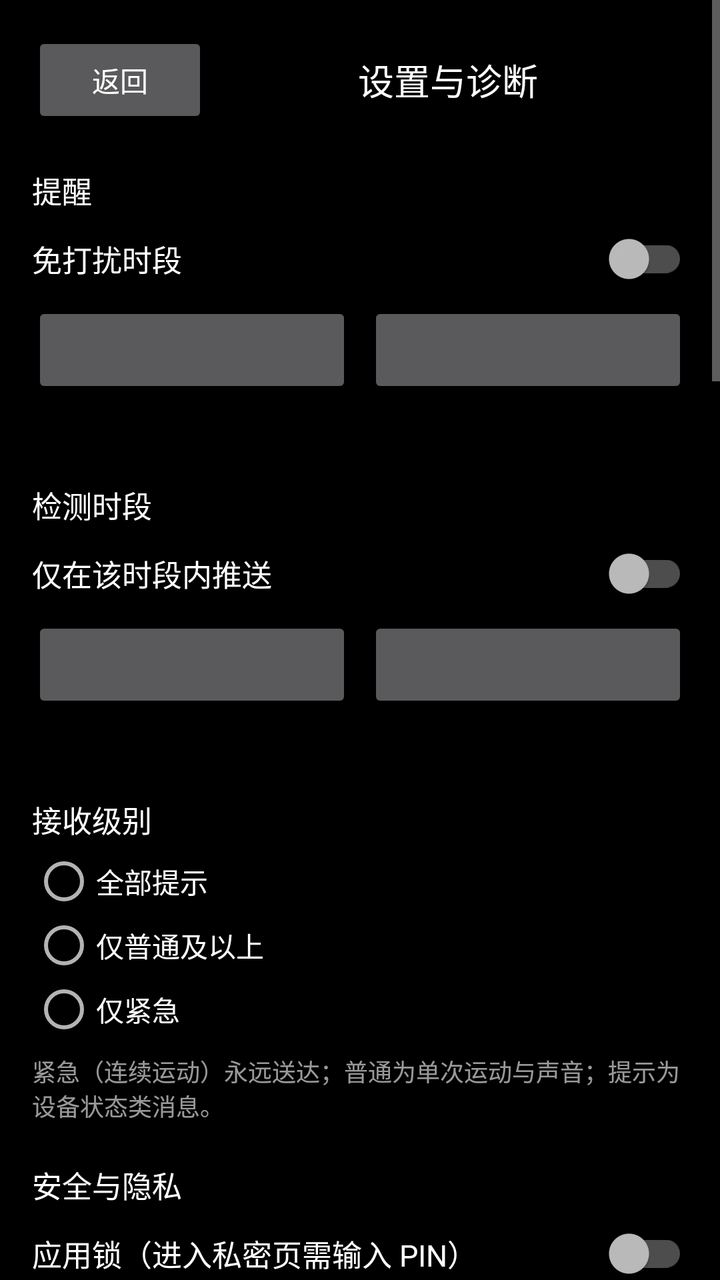
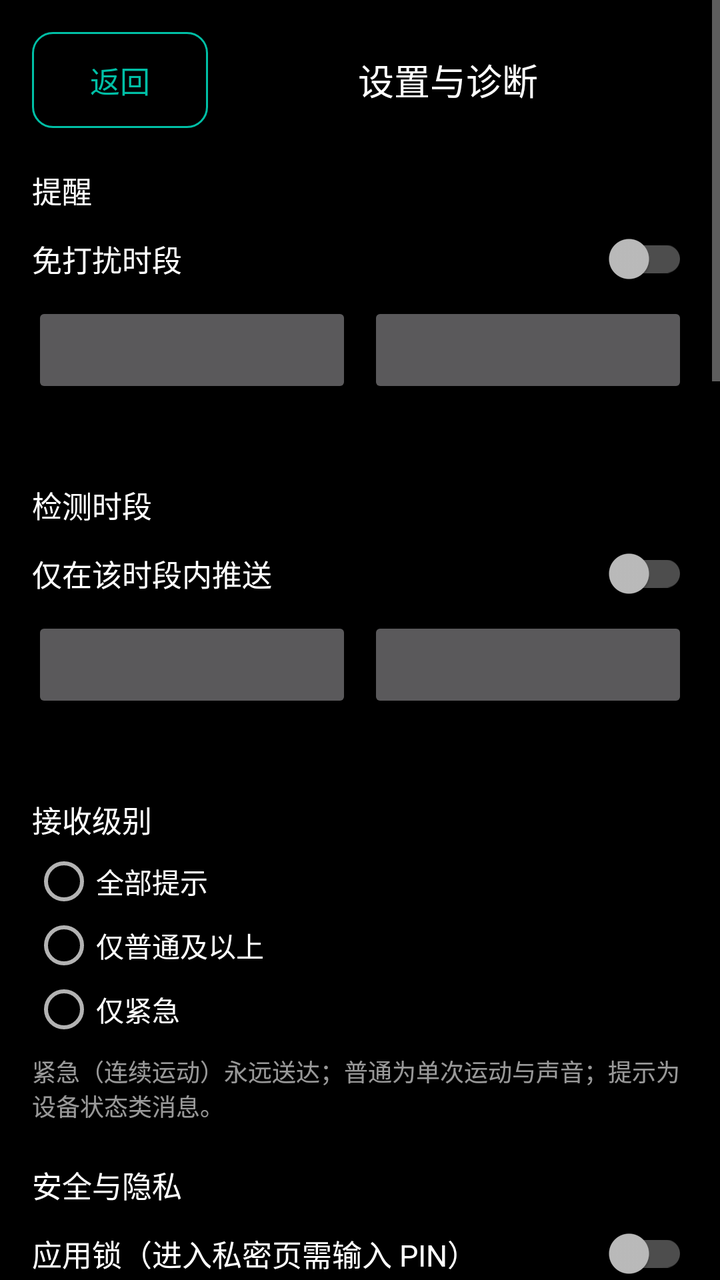

Compare the two renders of this Android layout. The source of the first and the diff that turns it into the second are given below.
<!-- AndroidManifest.xml: application theme Theme.QuietSentry -->
<!-- res/layout/activity_settings.xml -->
<?xml version="1.0" encoding="utf-8"?>
<ScrollView xmlns:android="http://schemas.android.com/apk/res/android"
    android:layout_width="match_parent"
    android:layout_height="match_parent"
    android:background="@color/qs_bg"
    android:fillViewport="true">

    <LinearLayout
        android:layout_width="match_parent"
        android:layout_height="wrap_content"
        android:orientation="vertical"
        android:padding="@dimen/qs_space_16">

        <LinearLayout
            android:layout_width="match_parent"
            android:layout_height="wrap_content"
            android:gravity="center_vertical"
            android:orientation="horizontal">

            <Button
                android:id="@+id/settings_back"
                android:layout_width="wrap_content"
                android:layout_height="wrap_content"
                android:text="@string/settings_back" />

            <TextView
                android:layout_width="0dp"
                android:layout_height="wrap_content"
                android:layout_weight="1"
                android:gravity="center"
                android:text="@string/settings_title"
                android:textColor="@color/qs_text"
                android:textSize="@dimen/qs_text_subtitle" />
        </LinearLayout>

        <TextView
            android:layout_width="match_parent"
            android:layout_height="wrap_content"
            android:layout_marginTop="@dimen/qs_space_20"
            android:text="@string/settings_section_alert"
            android:textColor="@color/qs_text"
            android:textSize="@dimen/qs_text_body" />

        <androidx.appcompat.widget.SwitchCompat
            android:id="@+id/settings_quiet_switch"
            android:layout_width="match_parent"
            android:layout_height="wrap_content"
            android:layout_marginTop="@dimen/qs_space_10"
            android:text="@string/settings_quiet_switch"
            android:textColor="@color/qs_text"
            android:textSize="@dimen/qs_text_body" />

        <LinearLayout
            android:layout_width="match_parent"
            android:layout_height="wrap_content"
            android:layout_marginTop="@dimen/qs_space_8"
            android:orientation="horizontal">

            <Button
                android:id="@+id/settings_quiet_start"
                android:layout_width="0dp"
                android:layout_height="wrap_content"
                android:layout_marginEnd="@dimen/qs_space_8"
                android:layout_weight="1" />

            <Button
                android:id="@+id/settings_quiet_end"
                android:layout_width="0dp"
                android:layout_height="wrap_content"
                android:layout_weight="1" />
        </LinearLayout>

        <TextView
            android:id="@+id/settings_quiet_hint"
            android:layout_width="match_parent"
            android:layout_height="wrap_content"
            android:layout_marginTop="@dimen/qs_space_6"
            android:textColor="@color/qs_text_muted"
            android:textSize="@dimen/qs_text_caption" />

        <TextView
            android:layout_width="match_parent"
            android:layout_height="wrap_content"
            android:layout_marginTop="@dimen/qs_space_20"
            android:text="@string/settings_section_plan"
            android:textColor="@color/qs_text"
            android:textSize="@dimen/qs_text_body" />

        <androidx.appcompat.widget.SwitchCompat
            android:id="@+id/settings_plan_switch"
            android:layout_width="match_parent"
            android:layout_height="wrap_content"
            android:layout_marginTop="@dimen/qs_space_10"
            android:text="@string/settings_plan_switch"
            android:textColor="@color/qs_text"
            android:textSize="@dimen/qs_text_body" />

        <LinearLayout
            android:layout_width="match_parent"
            android:layout_height="wrap_content"
            android:layout_marginTop="@dimen/qs_space_8"
            android:orientation="horizontal">

            <Button
                android:id="@+id/settings_plan_start"
                android:layout_width="0dp"
                android:layout_height="wrap_content"
                android:layout_marginEnd="@dimen/qs_space_8"
                android:layout_weight="1" />

            <Button
                android:id="@+id/settings_plan_end"
                android:layout_width="0dp"
                android:layout_height="wrap_content"
                android:layout_weight="1" />
        </LinearLayout>

        <TextView
            android:id="@+id/settings_plan_hint"
            android:layout_width="match_parent"
            android:layout_height="wrap_content"
            android:layout_marginTop="@dimen/qs_space_6"
            android:textColor="@color/qs_text_muted"
            android:textSize="@dimen/qs_text_caption" />

        <TextView
            android:layout_width="match_parent"
            android:layout_height="wrap_content"
            android:layout_marginTop="@dimen/qs_space_20"
            android:text="@string/settings_section_level"
            android:textColor="@color/qs_text"
            android:textSize="@dimen/qs_text_body" />

        <RadioGroup
            android:id="@+id/settings_level_group"
            android:layout_width="match_parent"
            android:layout_height="wrap_content"
            android:layout_marginTop="@dimen/qs_space_4"
            android:orientation="vertical">

            <RadioButton
                android:id="@+id/settings_level_all"
                android:layout_width="match_parent"
                android:layout_height="wrap_content"
                android:text="@string/settings_level_all"
                android:textColor="@color/qs_text" />

            <RadioButton
                android:id="@+id/settings_level_normal"
                android:layout_width="match_parent"
                android:layout_height="wrap_content"
                android:text="@string/settings_level_normal"
                android:textColor="@color/qs_text" />

            <RadioButton
                android:id="@+id/settings_level_urgent"
                android:layout_width="match_parent"
                android:layout_height="wrap_content"
                android:text="@string/settings_level_urgent"
                android:textColor="@color/qs_text" />
        </RadioGroup>

        <TextView
            android:layout_width="match_parent"
            android:layout_height="wrap_content"
            android:layout_marginTop="@dimen/qs_space_6"
            android:text="@string/settings_level_hint"
            android:textColor="@color/qs_text_muted"
            android:textSize="@dimen/qs_text_caption" />

        <TextView
            android:layout_width="match_parent"
            android:layout_height="wrap_content"
            android:layout_marginTop="@dimen/qs_space_20"
            android:text="@string/settings_section_privacy"
            android:textColor="@color/qs_text"
            android:textSize="@dimen/qs_text_body" />

        <androidx.appcompat.widget.SwitchCompat
            android:id="@+id/settings_pin_switch"
            android:layout_width="match_parent"
            android:layout_height="wrap_content"
            android:layout_marginTop="@dimen/qs_space_10"
            android:text="@string/settings_pin_switch"
            android:textColor="@color/qs_text"
            android:textSize="@dimen/qs_text_body" />

        <Button
            android:id="@+id/settings_pin_change"
            android:layout_width="match_parent"
            android:layout_height="wrap_content"
            android:layout_marginTop="@dimen/qs_space_8"
            android:text="@string/settings_pin_change" />

        <TextView
            android:layout_width="match_parent"
            android:layout_height="wrap_content"
            android:layout_marginTop="@dimen/qs_space_6"
            android:text="@string/settings_pin_hint"
            android:textColor="@color/qs_text_muted"
            android:textSize="@dimen/qs_text_caption" />

        <Button
            android:id="@+id/settings_mask"
            android:layout_width="match_parent"
            android:layout_height="wrap_content"
            android:layout_marginTop="@dimen/qs_space_8" />

        <TextView
            android:layout_width="match_parent"
            android:layout_height="wrap_content"
            android:layout_marginTop="@dimen/qs_space_6"
            android:text="@string/settings_mask_hint"
            android:textColor="@color/qs_text_muted"
            android:textSize="@dimen/qs_text_caption" />

        <Button
            android:id="@+id/settings_audit_open"
            android:layout_width="match_parent"
            android:layout_height="wrap_content"
            android:layout_marginTop="@dimen/qs_space_8"
            android:text="@string/settings_audit_open" />

        <TextView
            android:layout_width="match_parent"
            android:layout_height="wrap_content"
            android:layout_marginTop="@dimen/qs_space_6"
            android:text="@string/settings_audit_hint"
            android:textColor="@color/qs_text_muted"
            android:textSize="@dimen/qs_text_caption" />

        <TextView
            android:layout_width="match_parent"
            android:layout_height="wrap_content"
            android:layout_marginTop="@dimen/qs_space_20"
            android:text="@string/settings_section_integration"
            android:textColor="@color/qs_text"
            android:textSize="@dimen/qs_text_body" />

        <androidx.appcompat.widget.SwitchCompat
            android:id="@+id/settings_integration_switch"
            android:layout_width="match_parent"
            android:layout_height="wrap_content"
            android:layout_marginTop="@dimen/qs_space_10"
            android:text="@string/settings_integration_switch"
            android:textColor="@color/qs_text"
            android:textSize="@dimen/qs_text_body" />

        <TextView
            android:id="@+id/settings_integration_hint"
            android:layout_width="match_parent"
            android:layout_height="wrap_content"
            android:layout_marginTop="@dimen/qs_space_6"
            android:text="@string/settings_integration_hint"
            android:textColor="@color/qs_text_muted"
            android:textSize="@dimen/qs_text_caption" />

        <TextView
            android:id="@+id/settings_integration_address"
            android:layout_width="match_parent"
            android:layout_height="wrap_content"
            android:layout_marginTop="@dimen/qs_space_8"
            android:textColor="@color/qs_text_muted"
            android:textIsSelectable="true"
            android:textSize="@dimen/qs_text_status" />

        <Button
            android:id="@+id/settings_integration_token"
            android:layout_width="match_parent"
            android:layout_height="wrap_content"
            android:layout_marginTop="@dimen/qs_space_8"
            android:text="@string/settings_integration_token" />

        <Button
            android:id="@+id/settings_integration_disable"
            android:layout_width="match_parent"
            android:layout_height="wrap_content"
            android:layout_marginTop="@dimen/qs_space_8"
            android:text="@string/settings_integration_disable" />

        <TextView
            android:layout_width="match_parent"
            android:layout_height="wrap_content"
            android:layout_marginTop="@dimen/qs_space_20"
            android:text="@string/settings_section_power"
            android:textColor="@color/qs_text"
            android:textSize="@dimen/qs_text_body" />

        
        <androidx.appcompat.widget.SwitchCompat
            android:id="@+id/settings_charge_only_switch"
            android:layout_width="match_parent"
            android:layout_height="wrap_content"
            android:layout_marginTop="@dimen/qs_space_10"
            android:text="@string/settings_charge_only_switch"
            android:textColor="@color/qs_text"
            android:textSize="@dimen/qs_text_body" />

        <TextView
            android:layout_width="match_parent"
            android:layout_height="wrap_content"
            android:layout_marginTop="@dimen/qs_space_6"
            android:text="@string/settings_charge_only_hint"
            android:textColor="@color/qs_text_muted"
            android:textSize="@dimen/qs_text_caption" />

        
        <androidx.appcompat.widget.SwitchCompat
            android:id="@+id/settings_shutter_switch"
            android:layout_width="match_parent"
            android:layout_height="wrap_content"
            android:layout_marginTop="@dimen/qs_space_10"
            android:text="@string/settings_shutter_switch"
            android:textColor="@color/qs_text"
            android:textSize="@dimen/qs_text_body" />

        <TextView
            android:layout_width="match_parent"
            android:layout_height="wrap_content"
            android:layout_marginTop="@dimen/qs_space_6"
            android:text="@string/settings_shutter_hint"
            android:textColor="@color/qs_text_muted"
            android:textSize="@dimen/qs_text_caption" />

        
        <androidx.appcompat.widget.SwitchCompat
            android:id="@+id/settings_volume_shutter_switch"
            android:layout_width="match_parent"
            android:layout_height="wrap_content"
            android:layout_marginTop="@dimen/qs_space_10"
            android:text="@string/settings_volume_shutter_switch"
            android:textColor="@color/qs_text"
            android:textSize="@dimen/qs_text_body" />

        <TextView
            android:layout_width="match_parent"
            android:layout_height="wrap_content"
            android:layout_marginTop="@dimen/qs_space_6"
            android:text="@string/settings_volume_shutter_hint"
            android:textColor="@color/qs_text_muted"
            android:textSize="@dimen/qs_text_caption" />

        <TextView
            android:layout_width="match_parent"
            android:layout_height="wrap_content"
            android:layout_marginTop="@dimen/qs_space_20"
            android:text="@string/settings_section_health"
            android:textColor="@color/qs_text"
            android:textSize="@dimen/qs_text_body" />

        <Button
            android:id="@+id/settings_diag_run"
            android:layout_width="match_parent"
            android:layout_height="wrap_content"
            android:layout_marginTop="@dimen/qs_space_8"
            android:text="@string/settings_diag_run" />

        <TextView
            android:id="@+id/settings_diag_summary"
            android:layout_width="match_parent"
            android:layout_height="wrap_content"
            android:layout_marginTop="@dimen/qs_space_8"
            android:textColor="@color/qs_text_muted"
            android:textSize="@dimen/qs_text_status" />

        <LinearLayout
            android:id="@+id/settings_diag_result"
            android:layout_width="match_parent"
            android:layout_height="wrap_content"
            android:layout_marginTop="@dimen/qs_space_8"
            android:orientation="vertical" />

        <Button
            android:id="@+id/settings_diag_export"
            android:layout_width="match_parent"
            android:layout_height="wrap_content"
            android:layout_marginTop="@dimen/qs_space_8"
            android:text="@string/settings_diag_export" />

        <TextView
            android:layout_width="match_parent"
            android:layout_height="wrap_content"
            android:layout_marginTop="@dimen/qs_space_20"
            android:text="@string/settings_section_update"
            android:textColor="@color/qs_text"
            android:textSize="@dimen/qs_text_body" />

        <TextView
            android:id="@+id/settings_update_version"
            android:layout_width="match_parent"
            android:layout_height="wrap_content"
            android:layout_marginTop="@dimen/qs_space_8"
            android:textColor="@color/qs_text_muted"
            android:textSize="@dimen/qs_text_status" />

        <Button
            android:id="@+id/settings_update_check"
            android:layout_width="match_parent"
            android:layout_height="wrap_content"
            android:layout_marginTop="@dimen/qs_space_8"
            android:text="@string/settings_update_check" />

        <TextView
            android:layout_width="match_parent"
            android:layout_height="wrap_content"
            android:layout_marginTop="@dimen/qs_space_6"
            android:text="@string/settings_update_hint"
            android:textColor="@color/qs_text_muted"
            android:textSize="@dimen/qs_text_caption" />

        <TextView
            android:layout_width="match_parent"
            android:layout_height="wrap_content"
            android:layout_marginTop="@dimen/qs_space_20"
            android:text="@string/settings_section_start"
            android:textColor="@color/qs_text"
            android:textSize="@dimen/qs_text_body" />

        <TextView
            android:layout_width="match_parent"
            android:layout_height="wrap_content"
            android:layout_marginTop="@dimen/qs_space_6"
            android:lineSpacingExtra="@dimen/qs_space_4"
            android:text="@string/settings_quick_steps"
            android:textColor="@color/qs_text_muted"
            android:textSize="@dimen/qs_text_status" />

        <Button
            android:id="@+id/settings_quick_pairing"
            android:layout_width="match_parent"
            android:layout_height="wrap_content"
            android:layout_marginTop="@dimen/qs_space_10"
            android:text="@string/settings_quick_pairing" />

        <Button
            android:id="@+id/settings_quick_devices"
            android:layout_width="match_parent"
            android:layout_height="wrap_content"
            android:layout_marginTop="@dimen/qs_space_8"
            android:text="@string/settings_quick_devices" />
    </LinearLayout>
</ScrollView>
<!-- resources referenced by this layout -->
<resources>
  <color name="qs_bg">#FF000000</color>
  <color name="qs_text">#FFFFFFFF</color>
  <color name="qs_text_muted">#99FFFFFF</color>
  <dimen name="qs_space_10">10dp</dimen>
  <dimen name="qs_space_16">16dp</dimen>
  <dimen name="qs_space_20">20dp</dimen>
  <dimen name="qs_space_4">4dp</dimen>
  <dimen name="qs_space_6">6dp</dimen>
  <dimen name="qs_space_8">8dp</dimen>
  <dimen name="qs_text_body">15sp</dimen>
  <dimen name="qs_text_caption">12sp</dimen>
  <dimen name="qs_text_status">13sp</dimen>
  <dimen name="qs_text_subtitle">18sp</dimen>
  <string name="settings_audit_open">查看审计日志</string>
  <string name="settings_back">返回</string>
  <string name="settings_diag_export">导出诊断日志</string>
  <string name="settings_diag_run">一键诊断</string>
  <string name="settings_level_all">全部提示</string>
  <string name="settings_level_normal">仅普通及以上</string>
  <string name="settings_level_urgent">仅紧急</string>
  <string name="settings_pin_change">修改 PIN</string>
  <string name="settings_plan_switch">仅在该时段内推送</string>
  <string name="settings_quick_devices">打开我的设备</string>
  <string name="settings_quiet_switch">免打扰时段</string>
  <string name="settings_section_alert">提醒</string>
  <string name="settings_section_health">健康检查</string>
  <string name="settings_section_level">接收级别</string>
  <string name="settings_section_plan">检测时段</string>
  <string name="settings_section_power">电源与保活</string>
  <string name="settings_section_start">快速开始</string>
  <string name="settings_section_update">版本与更新</string>
  <string name="settings_shutter_switch">拍照震动反馈</string>
  <string name="settings_title">设置与诊断</string>
  <string name="settings_update_check">检查更新</string>
  <!-- unchanged entries left out for length: 21 -->
</resources>

<!-- the commit's change to res/layout/activity_settings.xml (unified diff, before → after) -->
@@ -21,6 +21,7 @@
                 android:id="@+id/settings_back"
                 android:layout_width="wrap_content"
                 android:layout_height="wrap_content"
+                style="@style/Widget.QuietSentry.SecondaryButton"
                 android:text="@string/settings_back" />
 
             <TextView
<!-- resource entries referenced after the edit -->
@@ -34,6 +34,50 @@
   <string name="settings_shutter_switch">拍照震动反馈</string>
   <string name="settings_title">设置与诊断</string>
   <string name="settings_update_check">检查更新</string>
+  <style name="Widget.QuietSentry.SecondaryButton" parent="Widget.AppCompat.Button">
+          <item name="android:background">@drawable/comp_btn_secondary_bg</item>
+          <item name="android:textColor">@color/qs_accent</item>
+          <item name="android:textSize">@dimen/qs_text_body</item>
+          <item name="android:minHeight">@dimen/qs_size_button</item>
+          <item name="android:paddingStart">@dimen/qs_space_16</item>
+          <item name="android:paddingEnd">@dimen/qs_space_16</item>
+          <item name="android:gravity">center</item>
+      </style>
+  <!-- drawable comp_btn_secondary_bg (drawable) -->
+  <?xml version="1.0" encoding="utf-8"?>
+  <selector xmlns:android="http://schemas.android.com/apk/res/android">
+      <item android:state_enabled="false" android:drawable="@drawable/comp_shape_stroke_muted" />
+      <item android:state_pressed="true" android:drawable="@drawable/comp_shape_stroke_accent_soft" />
+      <item android:drawable="@drawable/comp_shape_stroke_accent" />
+  </selector>
+  <color name="qs_accent">#FF00BFA6</color>
+  <dimen name="qs_size_button">48dp</dimen>
+  <!-- drawable comp_shape_stroke_muted (drawable) -->
+  <?xml version="1.0" encoding="utf-8"?>
+  <shape xmlns:android="http://schemas.android.com/apk/res/android"
+      android:shape="rectangle">
+      <solid android:color="@android:color/transparent" />
+      <stroke android:width="1dp" android:color="@color/qs_text_muted" />
+      <corners android:radius="@dimen/qs_radius_button" />
+  </shape>
+  <!-- drawable comp_shape_stroke_accent_soft (drawable) -->
+  <?xml version="1.0" encoding="utf-8"?>
+  <shape xmlns:android="http://schemas.android.com/apk/res/android"
+      android:shape="rectangle">
+      <solid android:color="@android:color/transparent" />
+      <stroke android:width="1dp" android:color="@color/qs_accent_soft" />
+      <corners android:radius="@dimen/qs_radius_button" />
+  </shape>
+  <!-- drawable comp_shape_stroke_accent (drawable) -->
+  <?xml version="1.0" encoding="utf-8"?>
+  <shape xmlns:android="http://schemas.android.com/apk/res/android"
+      android:shape="rectangle">
+      <solid android:color="@android:color/transparent" />
+      <stroke android:width="1dp" android:color="@color/qs_accent" />
+      <corners android:radius="@dimen/qs_radius_button" />
+  </shape>
+  <dimen name="qs_radius_button">10dp</dimen>
+  <color name="qs_accent_soft">#3300BFA6</color>
   <!-- unchanged entries left out for length: 21 -->
 </resources>
 
